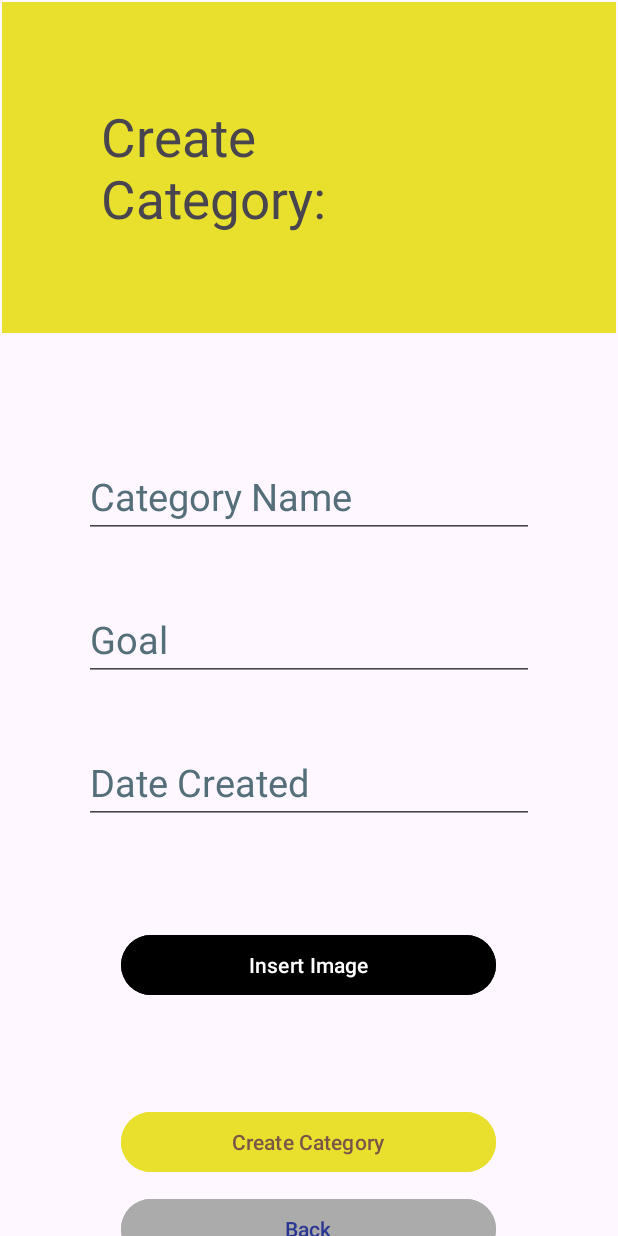
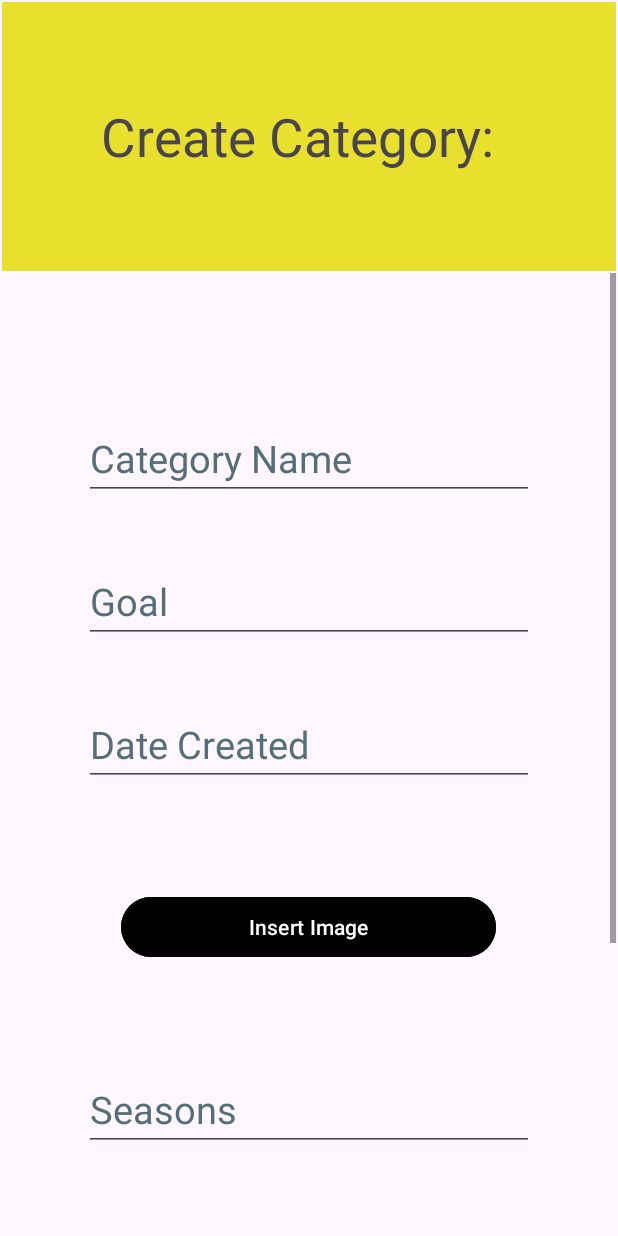
Before and after one commit to SassyTheSasquatch42069/SeedSavvy1, an Android app: the MainMenuActivity screen opened directly, with no data from a screen before it, after a tap on "App Logo", on a phone screen of 412 x 824 dp. Run offline under Robolectric (Android 15) with nearby library versions, the phone set to English and light mode, and no system bars.

Commit message:
debugging create category page. Had a constraint issue. Pages werent able to scroll correctly

```diff
--- a/app/src/main/res/layout/create_category.xml
+++ b/app/src/main/res/layout/create_category.xml
@@ -1,5 +1,6 @@
 <?xml version="1.0" encoding="utf-8"?>
-<androidx.constraintlayout.widget.ConstraintLayout xmlns:android="http://schemas.android.com/apk/res/android"
+<androidx.constraintlayout.widget.ConstraintLayout
+    xmlns:android="http://schemas.android.com/apk/res/android"
     xmlns:app="http://schemas.android.com/apk/res-auto"
     xmlns:tools="http://schemas.android.com/tools"
     android:layout_width="match_parent"
@@ -23,35 +24,44 @@
             android:orientation="vertical"
             android:padding="66dp">
 
+            <!-- RelativeLayout to position TextView and ImageView -->
+            <RelativeLayout
+                android:layout_width="match_parent"
+                android:layout_height="wrap_content">
+
                 <TextView
-                android:id="@+id/editTextText"
-                android:layout_width="260dp"
+                    android:id="@+id/category_title"
+                    android:layout_width="wrap_content"
                     android:layout_height="wrap_content"
+                    android:layout_centerVertical="true"
                     android:ems="10"
                     android:text="@string/category_header"
                     android:textSize="35sp"
                     tools:ignore="TextSizeCheck" />
+            </RelativeLayout>
         </LinearLayout>
     </ScrollView>
 
     <ScrollView
-        android:layout_width="409dp"
-        android:layout_height="709dp"
+        android:layout_width="match_parent"
+        android:layout_height="0dp"
         android:layout_marginStart="1dp"
         android:layout_marginTop="1dp"
         android:layout_marginEnd="1dp"
         app:layout_constraintEnd_toEndOf="parent"
         app:layout_constraintStart_toStartOf="parent"
-        app:layout_constraintTop_toBottomOf="@+id/scrollView2">
+        app:layout_constraintTop_toBottomOf="@+id/scrollView2"
+        app:layout_constraintBottom_toBottomOf="parent">
 
         <LinearLayout
             android:layout_width="match_parent"
             android:layout_height="wrap_content"
-            android:orientation="vertical" >
+            android:orientation="vertical"
+            android:padding="16dp">
 
             <!-- Category Name -->
             <EditText
-                android:id="@+id/category_name_EditText"
+                android:id="@+id/category_Nametxt"
                 android:layout_width="300dp"
                 android:layout_height="wrap_content"
                 android:layout_gravity="center"
@@ -68,7 +78,7 @@
             <!-- Category Goal -->
             <EditText
 
-                android:id="@+id/nameEditText"
+                android:id="@+id/category_Goaltxt"
                 android:layout_width="300dp"
                 android:layout_height="wrap_content"
                 android:hint="@string/cat_goal"
@@ -82,7 +92,7 @@
 
             <!-- Date created -->
             <EditText
-                android:id="@+id/surnameEditText"
+                android:id="@+id/category_Datetxt"
                 android:layout_width="300dp"
                 android:layout_height="wrap_content"
                 android:hint="@string/cate_date"
@@ -97,7 +107,7 @@
 
             <!-- Insert Image -->
             <Button
-                android:id="@+id/cat_img_click"
+                android:id="@+id/category_Image"
                 android:layout_width="250dp"
                 android:layout_height="wrap_content"
                 android:layout_gravity="center"
@@ -106,7 +116,37 @@
                 android:text="@string/cat_img"
                 android:minHeight="48dp"
                 android:textColorHint="#546E7A" />
-            <!-- Insert Image -->
+            <!-- Date created -->
+            <EditText
+                android:id="@+id/category_Seasonstxt"
+                android:layout_width="300dp"
+                android:layout_height="wrap_content"
+                android:hint="@string/item_season"
+                android:minHeight="48dp"
+                tools:ignore="TextContrastCheck"
+                android:inputType="text"
+                android:layout_margin="20dp"
+                android:layout_gravity="center"
+                android:textColorHint="#546E7A"
+                android:importantForAutofill="no"
+                android:textSize="25sp"/>
+
+            <!-- Date created -->
+            <EditText
+                android:id="@+id/category_Climatetxt"
+                android:layout_width="300dp"
+                android:layout_height="wrap_content"
+                android:hint="@string/item_climate"
+                android:minHeight="48dp"
+                tools:ignore="TextContrastCheck"
+                android:inputType="text"
+                android:layout_margin="20dp"
+                android:layout_gravity="center"
+                android:textColorHint="#546E7A"
+                android:importantForAutofill="no"
+                android:textSize="25sp"/>
+
+            <!-- Create Category Button -->
             <Button
                 android:id="@+id/create_cat_click"
                 android:layout_width="250dp"
```
Lines whose indentation alone changed are shown as unchanged.
